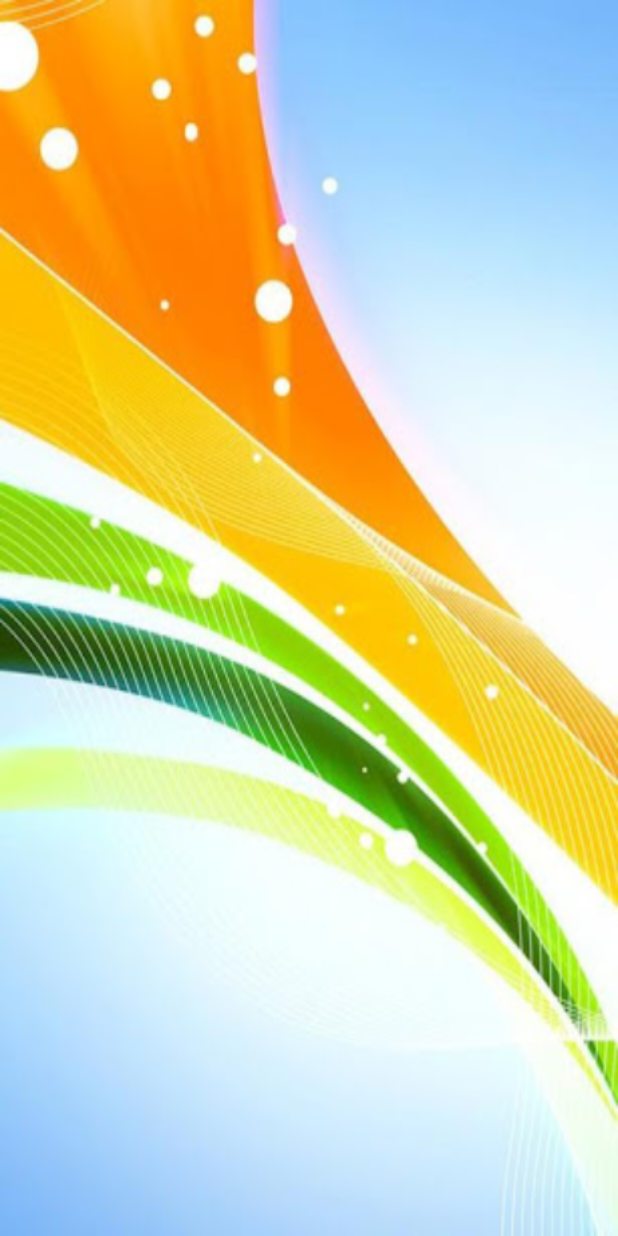
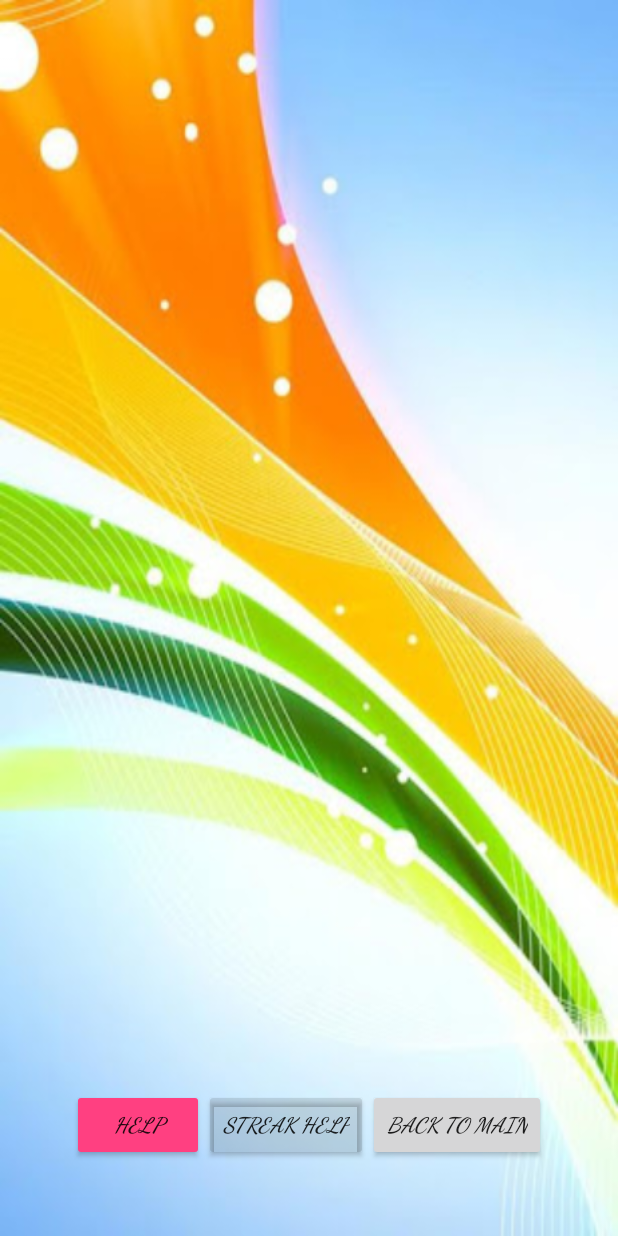
Before and after one commit to zaidabomokh/Sumtrix, an Android app: the layout fragment_sum_trix.xml on its own in the app's theme, with its tools: preview values and no code run, on a phone screen of 412 x 824 dp. Run offline under Robolectric (Android 15) with nearby library versions, the phone set to English and light mode, and no system bars.

Commit message:
initial commit 3

```diff
--- a/app/src/main/AndroidManifest.xml
+++ b/app/src/main/AndroidManifest.xml
@@ -4,6 +4,7 @@
 
     <!-- To access Google+ APIs: -->
     <uses-permission android:name="android.permission.INTERNET" />
+    <uses-permission android:name="android.permission.VIBRATE"></uses-permission>
 
     <application
         android:allowBackup="true"
--- a/app/src/main/res/layout/fragment_sum_trix.xml
+++ b/app/src/main/res/layout/fragment_sum_trix.xml
@@ -22,4 +22,41 @@
         android:id="@+id/boardLayout">
     </GridLayout>
 
+    <LinearLayout
+        android:layout_marginBottom="50dp"
+        android:layout_width="wrap_content"
+        android:layout_height="wrap_content"
+        android:layout_gravity="bottom|center">
+
+        <Button
+            android:layout_width="wrap_content"
+            android:layout_height="wrap_content"
+            android:backgroundTint="@color/colorAccent"
+            android:text="Help"
+            android:typeface="serif"
+            android:fontFamily="cursive"
+            android:textStyle="bold|italic"
+            android:id="@+id/help_btn"/>
+
+        <Button
+            android:layout_width="wrap_content"
+            android:layout_height="wrap_content"
+            android:backgroundTint="@color/common_google_signin_btn_text_dark_disabled"
+            android:text="Streak Help"
+            android:typeface="serif"
+            android:fontFamily="cursive"
+            android:textStyle="bold|italic"
+            android:id="@+id/streakhelp_btn"/>
+
+        <Button
+            android:layout_width="wrap_content"
+            android:layout_height="wrap_content"
+            android:backgroundTint="@color/cast_intro_overlay_button_background_color"
+            android:text="Back To Main"
+            android:typeface="serif"
+            android:fontFamily="cursive"
+            android:textStyle="bold|italic"
+            android:id="@+id/main_btn"/>
+    </LinearLayout>
+
 </FrameLayout>
```
Also changed, not shown: app/src/main/java/zmnsoft/sumtrix/Fragments/SumTrixFragment.java (+64 -1 lines), app/src/main/java/zmnsoft/sumtrix/SumTrix/SumTrixGame.java (+38 -35 lines), app/src/main/res/drawable/buttonshape.xml (+13 -24 lines).
